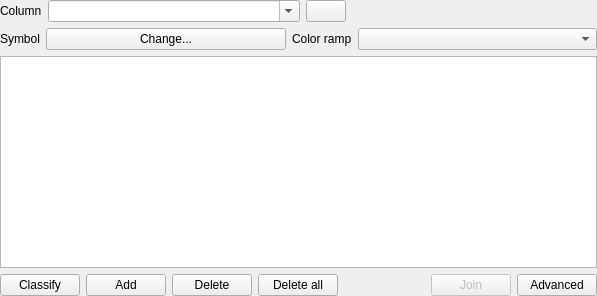
Qt form src/ui/qgscategorizedsymbolrendererv2widget.ui (qgis/QGIS) before a commit.
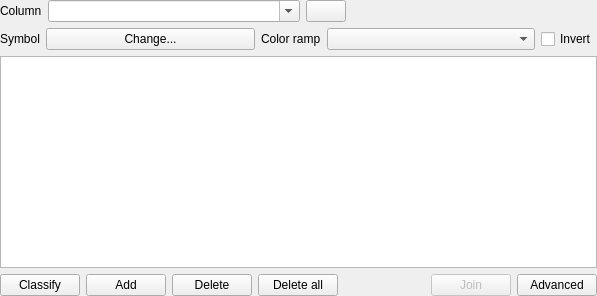
The same form after that commit. Icons and pictures are not drawn. Custom widgets are drawn as their Qt base class.

Commit message: add checkbox to invert color ramps in graduated and categorized symbology

```diff
--- a/src/ui/qgscategorizedsymbolrendererv2widget.ui
+++ b/src/ui/qgscategorizedsymbolrendererv2widget.ui
@@ -116,6 +116,13 @@
        </property>
       </widget>
      </item>
+     <item>
+      <widget class="QCheckBox" name="cbxInvertedColorRamp">
+       <property name="text">
+        <string>Invert</string>
+       </property>
+      </widget>
+     </item>
     </layout>
    </item>
    <item>
```
Left out of the diff: 1 changed line with no effect on the pictures. The commit also changes 7 other files.
